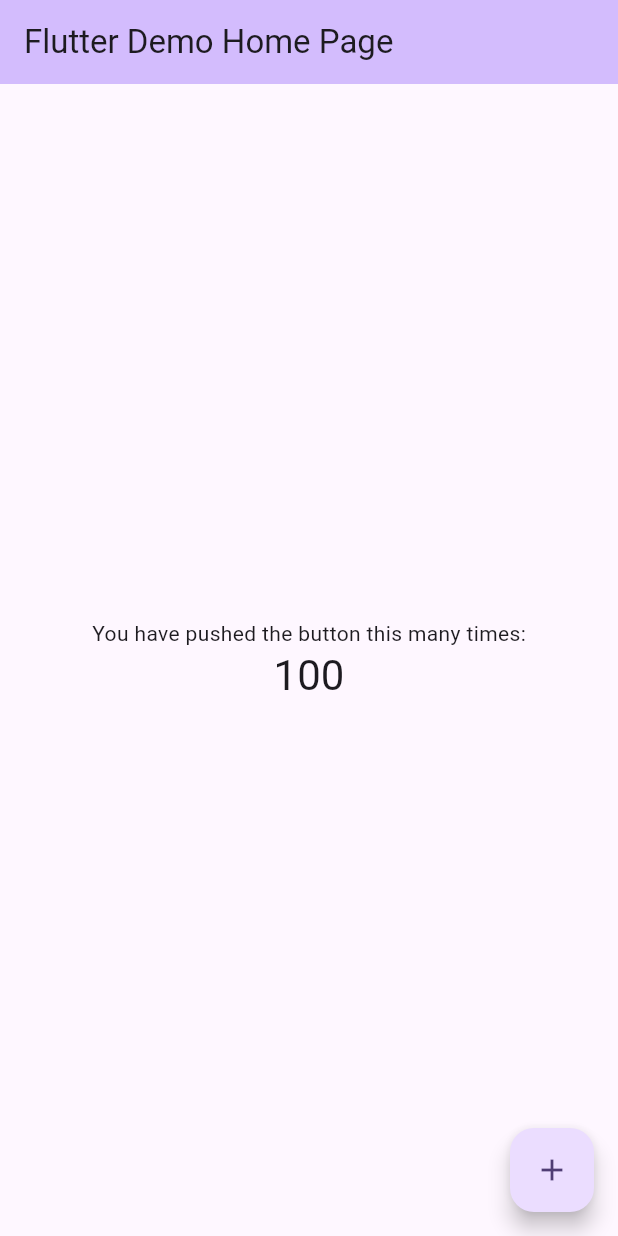
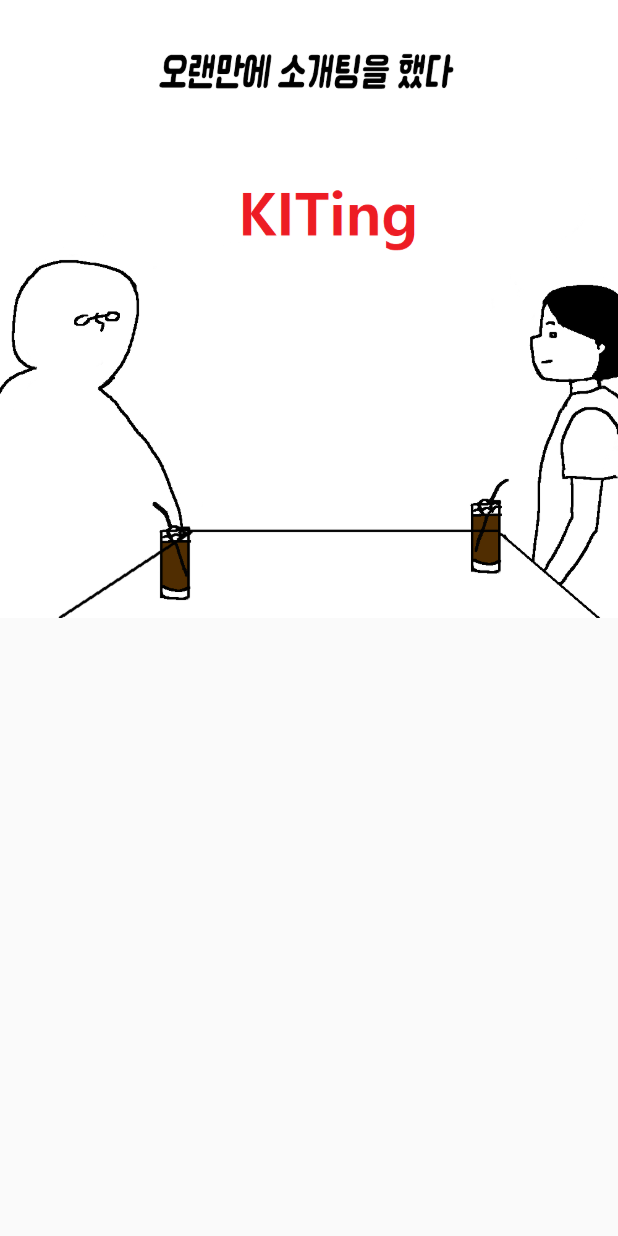
Before and after one commit to CHYIJE/kiting, a Flutter app: the screen it shows after launch, on a phone screen of 412 x 824 dp. Run offline on Flutter 3.47's test engine with Material 2 defaults, Android fonts, the phone set to English and light mode, and no system bars.

Commit message:
1일차 랜딩페이지 이미지

```diff
--- /dev/null
+++ b/lib/landingpage.dart
@@ -0,0 +1,19 @@
+import 'package:flutter/material.dart';
+
+class LandingPage extends StatefulWidget {
+
+  @override
+  _LandingPageState createState() => _LandingPageState();
+}
+
+class _LandingPageState extends State<LandingPage> {
+  @override
+  Widget build(BuildContext context) {
+    return Scaffold(
+      body: Container(
+        child: Image.asset('assets/image/landing.png')
+
+      ),
+    );
+  }
+}
--- a/lib/main.dart
+++ b/lib/main.dart
@@ -1,4 +1,5 @@
 import 'package:flutter/material.dart';
+import 'package:kiting/landingpage.dart';
 
 void main() {
   runApp(const MyApp());
@@ -11,115 +12,7 @@ class MyApp extends StatelessWidget {
   @override
   Widget build(BuildContext context) {
     return MaterialApp(
-      title: 'Flutter Demo',
-      theme: ThemeData(
-        // This is the theme of your application.
-        //
-        // TRY THIS: Try running your application with "flutter run". You'll see
-        // the application has a blue toolbar. Then, without quitting the app,
-        // try changing the seedColor in the colorScheme below to Colors.green
-        // and then invoke "hot reload" (save your changes or press the "hot
-        // reload" button in a Flutter-supported IDE, or press "r" if you used
-        // the command line to start the app).
-        //
-        // Notice that the counter didn't reset back to zero; the application
-        // state is not lost during the reload. To reset the state, use hot
-        // restart instead.
-        //
-        // This works for code too, not just values: Most code changes can be
-        // tested with just a hot reload.
-        colorScheme: ColorScheme.fromSeed(seedColor: Colors.deepPurple),
-        useMaterial3: true,
-      ),
-      home: const MyHomePage(title: 'Flutter Demo Home Page'),
+      home: LandingPage(),
     );
   }
 }
-
-class MyHomePage extends StatefulWidget {
-  const MyHomePage({super.key, required this.title});
-
-  // This widget is the home page of your application. It is stateful, meaning
-  // that it has a State object (defined below) that contains fields that affect
-  // how it looks.
-
-  // This class is the configuration for the state. It holds the values (in this
-  // case the title) provided by the parent (in this case the App widget) and
-  // used by the build method of the State. Fields in a Widget subclass are
-  // always marked "final".
-
-  final String title;
-
-  @override
-  State<MyHomePage> createState() => _MyHomePageState();
-}
-
-class _MyHomePageState extends State<MyHomePage> {
-  int _counter = 100;
-
-  void _incrementCounter() {
-    setState(() {
-      // This call to setState tells the Flutter framework that something has
-      // changed in this State, which causes it to rerun the build method below
-      // so that the display can reflect the updated values. If we changed
-      // _counter without calling setState(), then the build method would not be
-      // called again, and so nothing would appear to happen.
-      _counter++;
-    });
-  }
-
-  @override
-  Widget build(BuildContext context) {
-    // This method is rerun every time setState is called, for instance as done
-    // by the _incrementCounter method above.
-    //
-    // The Flutter framework has been optimized to make rerunning build methods
-    // fast, so that you can just rebuild anything that needs updating rather
-    // than having to individually change instances of widgets.
-    return Scaffold(
-      appBar: AppBar(
-        // TRY THIS: Try changing the color here to a specific color (to
-        // Colors.amber, perhaps?) and trigger a hot reload to see the AppBar
-        // change color while the other colors stay the same.
-        backgroundColor: Theme.of(context).colorScheme.inversePrimary,
-        // Here we take the value from the MyHomePage object that was created by
-        // the App.build method, and use it to set our appbar title.
-        title: Text(widget.title),
-      ),
-      body: Center(
-        // Center is a layout widget. It takes a single child and positions it
-        // in the middle of the parent.
-        child: Column(
-          // Column is also a layout widget. It takes a list of children and
-          // arranges them vertically. By default, it sizes itself to fit its
-          // children horizontally, and tries to be as tall as its parent.
-          //
-          // Column has various properties to control how it sizes itself and
-          // how it positions its children. Here we use mainAxisAlignment to
-          // center the children vertically; the main axis here is the vertical
-          // axis because Columns are vertical (the cross axis would be
-          // horizontal).
-          //
-          // TRY THIS: Invoke "debug painting" (choose the "Toggle Debug Paint"
-          // action in the IDE, or press "p" in the console), to see the
-          // wireframe for each widget.
-          mainAxisAlignment: MainAxisAlignment.center,
-          children: <Widget>[
-            const Text(
-              'You have pushed the button this many times:',
-            ),
-            Text(
-              '$_counter',
-              style: Theme.of(context).textTheme.headlineMedium,
-            ),
-          ],
-        ),
-      ),
-      floatingActionButton: FloatingActionButton(
-        onPressed: _incrementCounter,
-        tooltip: 'Increment',
-        child: const Icon(Icons.add),
-      ), // This trailing comma makes auto-formatting nicer for build methods.
-    );
-  }
-}
--- a/pubspec.yaml
+++ b/pubspec.yaml
@@ -59,7 +59,8 @@ flutter:
   uses-material-design: true
 
   # To add assets to your application, add an assets section, like this:
-  # assets:
+  assets:
+    - assets/image/
   #   - images/a_dot_burr.jpeg
   #   - images/a_dot_ham.jpeg
 
```
Also changed, not shown: assets/image/landing.png (added).
